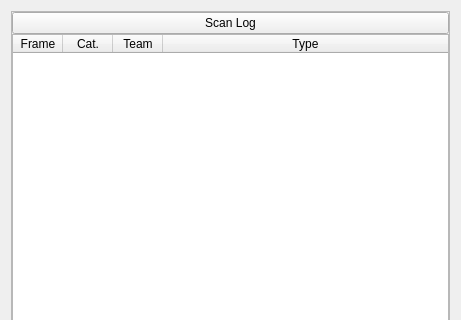
The window that src/ra/widgets/gameeventswidget.ui (robotics-erlangen/framework) describes before a commit, drawn with Qt 5; both pictures show x 0 to 461 and y 0 to 320 of the 461 by 610 pixel window.
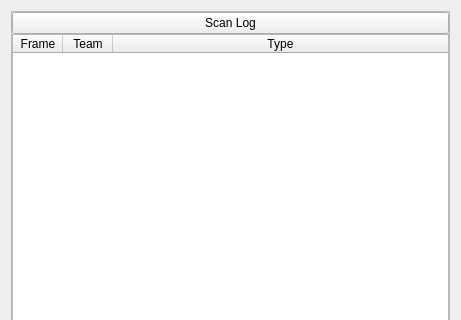
The same window after the commit.

Commit message: ra: gameeventswidget: improve progress bar

Patch:
```diff
--- a/src/ra/widgets/gameeventswidget.ui
+++ b/src/ra/widgets/gameeventswidget.ui
@@ -62,7 +62,7 @@
           <bool>true</bool>
          </property>
          <property name="columnCount">
-          <number>4</number>
+          <number>3</number>
          </property>
          <attribute name="horizontalHeaderCascadingSectionResizes">
           <bool>false</bool>
@@ -87,11 +87,6 @@
            <string>Frame</string>
           </property>
          </column>
-         <column>
-          <property name="text">
-           <string>Cat.</string>
-          </property>
-         </column>
          <column>
           <property name="text">
            <string>Team</string>
```
The commit also changes 3 other files.
